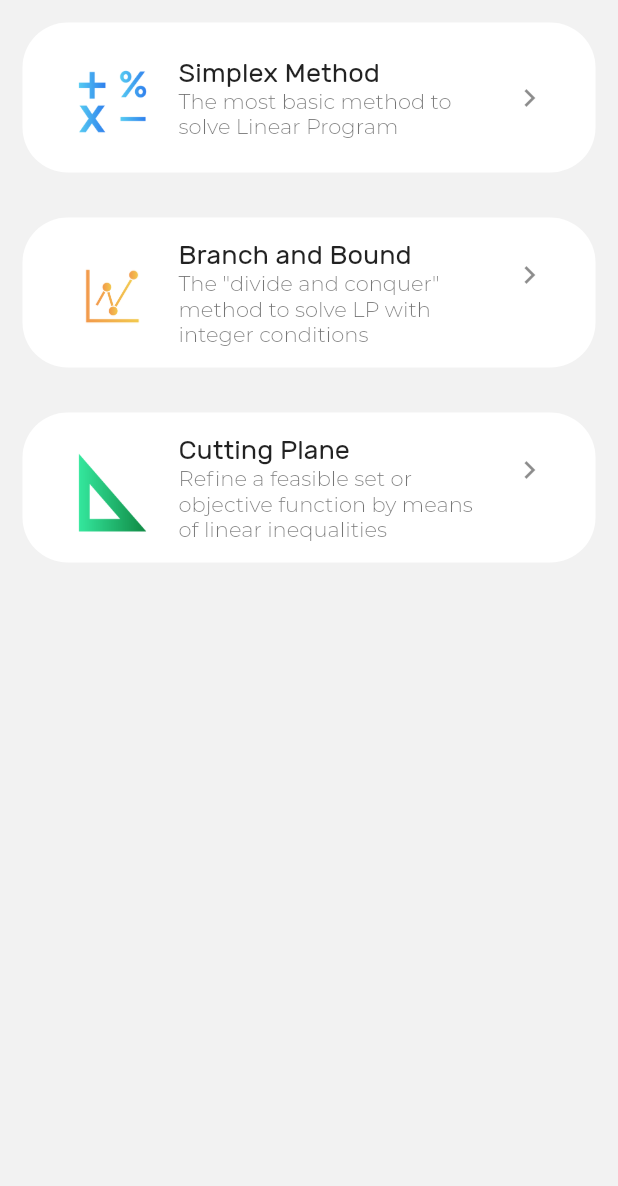
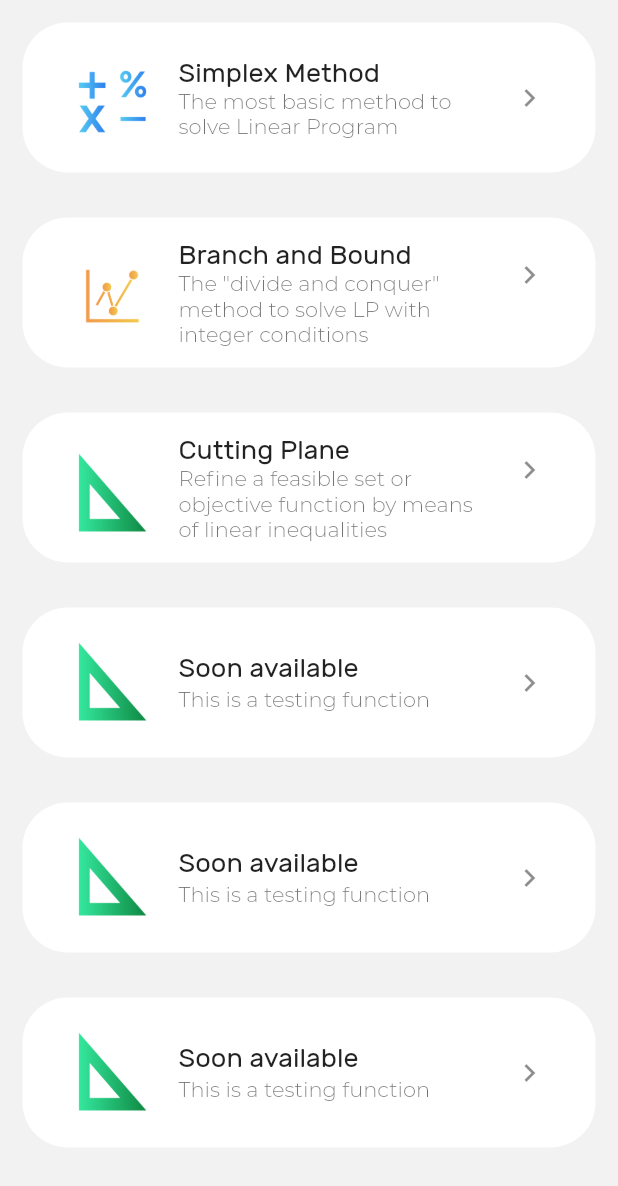
Before and after one commit to Photronium/Math-Solver-App, a Flutter app: the OptionWidgets widget shown alone on an empty page, opened directly, on a phone screen of 412 x 824 dp. Shown: the top 1186 px of the screen. Run offline on Flutter 3.47's test engine with Material 2 defaults, Android fonts, the light colour scheme and no system bars; our stand-ins replace cloud_firestore; missing offline and left inert: dart:ffi; accounts and stored records are empty; project files that could hold a hidden picture were left out.

Commit message:
seperate type class

```diff
--- a/lib/screen/problem_solving/option.dart
+++ b/lib/screen/problem_solving/option.dart
@@ -1,11 +1,84 @@
 import 'package:flutter/material.dart';
 import 'package:numbercrunching/screen/problem_solving/ps_2_input_numVar_numCon.dart';
+
+class Type {
+  String _name;
+  String _description;
+  String _image;
+
+  Type({String name, String description, String image}) {
+    this._name = name;
+    this._description = description;
+    this._image = image;
+  }
+
+  void setName(String n) {
+    n = this._name;
+  }
+
+  void setDescription(String d) {
+    d = this._description;
+  }
+
+  void setImage(String i) {
+    i = this._image;
+  }
+
+  String getName() {
+    return this._name;
+  }
+
+  String getDescription() {
+    return this._description;
+  }
+
+  String getImage() {
+    return this._image;
+  }
+}
+
+final List<Type> typeList = [
+  Type(
+      name: "Simplex Method",
+      description: "The most basic method to solve Linear Program",
+      image: "assets/images/iconSimplexMethod-06.png"
+  ),
+  Type(
+      name: "Branch and Bound",
+      description: 'The "divide and conquer" method to solve LP with integer conditions',
+      image: "assets/images/iconBranchAndBound-06.png"
+  ),
+  Type(
+      name: "Cutting Plane",
+      description: "Refine a feasible set or objective function by means of linear inequalities",
+      image: "assets/images/iconCuttingPlane-06.png"
+  ),
+  Type(
+      name: "Soon available",
+      description: "This is a testing function",
+      image : "assets/images/iconCuttingPlane-06.png"
+  ),
+  Type(
+      name: "Soon available",
+      description: "This is a testing function",
+      image : "assets/images/iconCuttingPlane-06.png"
+  ),
+  Type(
+      name: "Soon available",
+      description: "This is a testing function",
+      image : "assets/images/iconCuttingPlane-06.png"
+  ),
+];
 
 class OptionWidgets extends StatelessWidget {
   @override
   Widget build(BuildContext context) {
-    return Column(children: <Widget>[
-      Container(
+    List<Widget> typeListWidget = List<Widget>();
+    for (int i = 0; i < typeList.length; i++) {
+      print(typeList[i].getName());
+      print(typeList[i].getDescription());
+      print(typeList[i].getImage());
+      Container optionElement = new Container(
           height: 100.0,
           margin: EdgeInsets.all(15.0),
           child: FlatButton(
@@ -15,67 +88,28 @@ class OptionWidgets extends StatelessWidget {
             color: Colors.white,
             child: ListTile(
               leading: Image(
-                image: AssetImage('assets/images/iconSimplexMethod-06.png'),
+                image: AssetImage(typeList[i].getImage()),
                 height: 100.0,
               ),
-              title: Text("Simplex Method", style: TextStyle(fontSize: 18.0)),
-              subtitle: Text("The most basic method to solve Linear Program",
+              title:
+                  Text(typeList[i].getName(), style: TextStyle(fontSize: 18.0)),
+              subtitle: Text(typeList[i].getDescription(),
                   style: TextStyle(
                       fontFamily: 'Montserrat', fontWeight: FontWeight.w100)),
               trailing: Icon(Icons.navigate_next),
             ),
             onPressed: () {
-              Navigator.push(context, MaterialPageRoute(builder: (context) => InputConstraintVariable()));
+              Navigator.push(
+                  context,
+                  MaterialPageRoute(
+                      builder: (context) => InputConstraintVariable()));
             },
-          )),
-      Container(
-          height: 100.0,
-          margin: EdgeInsets.all(15.0),
-          child: FlatButton(
-            shape: RoundedRectangleBorder(
-              borderRadius: BorderRadius.circular(30.0),
-            ),
-            color: Colors.white,
-            child: ListTile(
-              leading: Image(
-                image: AssetImage('assets/images/iconBranchAndBound-06.png'),
-                height: 100.0,
-              ),
-              title: Text("Branch and Bound", style: TextStyle(fontSize: 18.0)),
-              subtitle: Text(
-                  'The "divide and conquer" method to solve LP with integer conditions',
-                  style: TextStyle(
-                      fontFamily: 'Montserrat', fontWeight: FontWeight.w100)),
-              trailing: Icon(Icons.navigate_next),
-            ),
-            onPressed: () {
-              print("Branch and Bound");
-            },
-          )),
-      Container(
-          height: 100.0,
-          margin: EdgeInsets.all(15.0),
-          child: FlatButton(
-            shape: RoundedRectangleBorder(
-              borderRadius: BorderRadius.circular(30.0),
-            ),
-            color: Colors.white,
-            onPressed: () {
-              print("Cutting Plane");
-            },
-            child: ListTile(
-              leading: Image(
-                image: AssetImage('assets/images/iconCuttingPlane-06.png'),
-                height: 100.0,
-              ),
-              title: Text("Cutting Plane", style: TextStyle(fontSize: 18.0)),
-              subtitle: Text(
-                  "Refine a feasible set or objective function by means of linear inequalities",
-                  style: TextStyle(
-                      fontFamily: 'Montserrat', fontWeight: FontWeight.w100)),
-              trailing: Icon(Icons.navigate_next),
-            ),
-          )),
-    ]);
+          )
+      );
+      typeListWidget.add(optionElement);
+    }
+    return Column(
+      children: typeListWidget,
+    );
   }
 }
```
